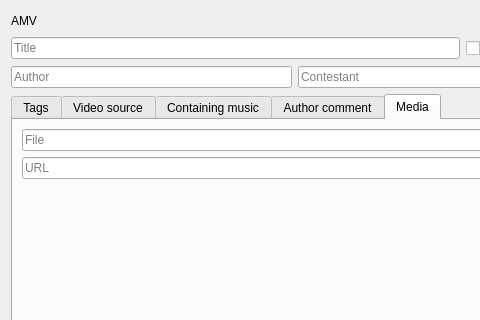
Old version of the form dialogaddamv.ui in the repository LibertaSoft/DatabaseAnime; both pictures show x 0 to 480 and y 0 to 320 of the 871 by 597 pixel window.
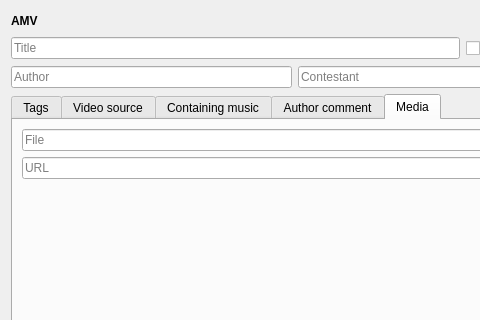
New version of the form. Icons and pictures are not drawn. Custom widgets are drawn as their Qt base class.

What changed in the file:
```diff
--- a/dialogaddamv.ui
+++ b/dialogaddamv.ui
@@ -28,6 +28,12 @@
         <layout class="QHBoxLayout" name="HLay_1">
          <item>
           <widget class="QLabel" name="label">
+           <property name="font">
+            <font>
+             <weight>75</weight>
+             <bold>true</bold>
+            </font>
+           </property>
            <property name="text">
             <string>AMV</string>
            </property>
```
